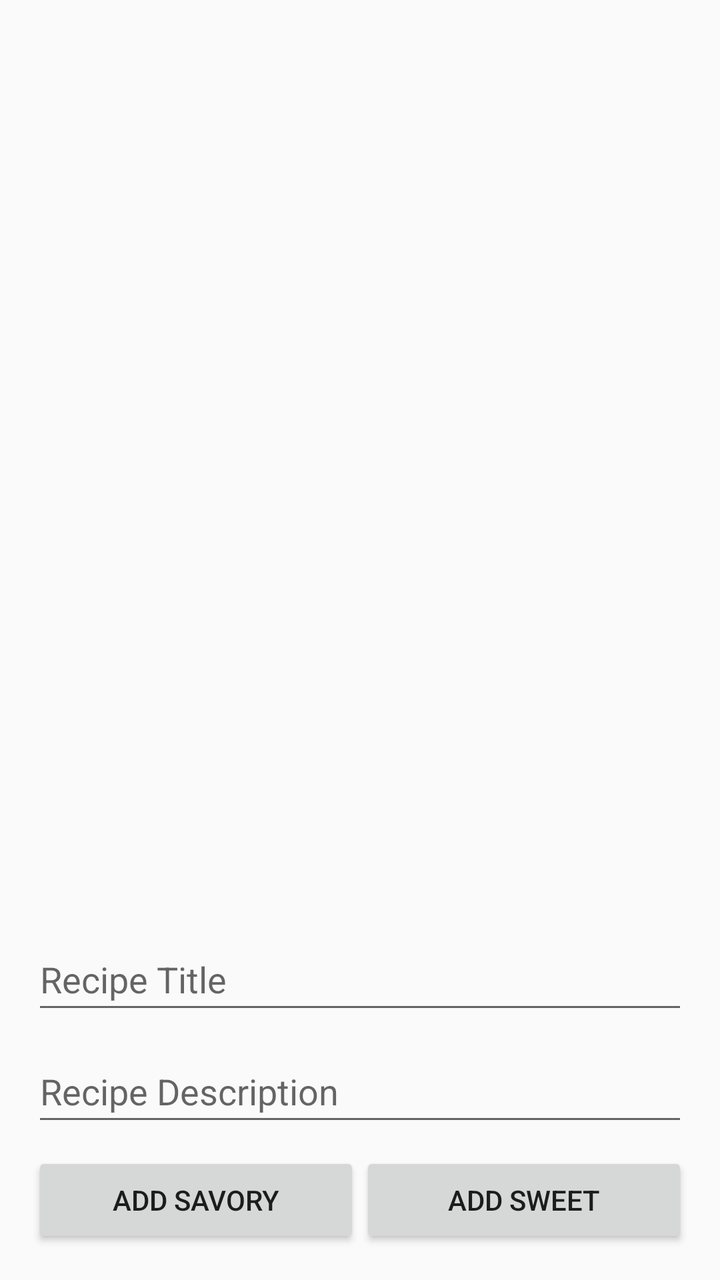
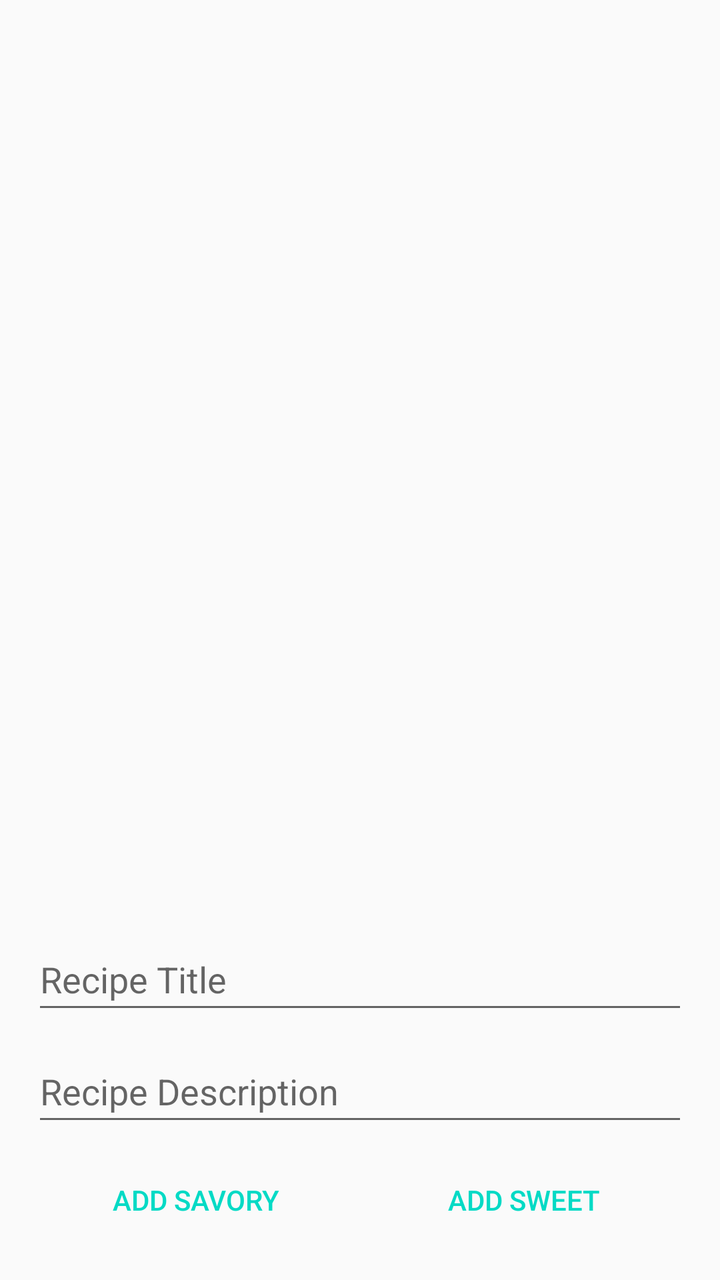

Screens rendered from an Android XML layout before and after an edit, with the pre-edit source and the edit as a unified diff.
<!-- AndroidManifest.xml: activity theme Theme.RecipeManagementApp -->
<!-- res/layout/activity_main.xml -->
<?xml version="1.0" encoding="utf-8"?>
<androidx.constraintlayout.widget.ConstraintLayout xmlns:android="http://schemas.android.com/apk/res/android"
    xmlns:app="http://schemas.android.com/apk/res-auto"
    xmlns:tools="http://schemas.android.com/tools"
    android:layout_width="match_parent"
    android:layout_height="match_parent"
    android:padding="16dp">

    <androidx.recyclerview.widget.RecyclerView
        android:id="@+id/main_recipes_list"
        android:layout_width="0dp"
        android:layout_height="0dp"
        android:clipToPadding="false"
        android:paddingTop="80dp"
        app:layoutManager="androidx.recyclerview.widget.LinearLayoutManager"
        app:layout_constraintBottom_toTopOf="@id/main_recipe_title"
        app:layout_constraintEnd_toEndOf="parent"
        app:layout_constraintStart_toStartOf="parent"
        app:layout_constraintTop_toTopOf="parent"
        tools:listitem="@layout/item_recipe" />

    <EditText
        android:id="@+id/main_recipe_title"
        android:layout_width="0dp"
        android:layout_height="wrap_content"
        android:layout_marginTop="8dp"
        android:hint="@string/recipe_title_hint"
        android:importantForAutofill="no"
        android:inputType="text"
        android:minHeight="48dp"
        app:layout_constraintBottom_toTopOf="@id/main_recipe_description"
        app:layout_constraintEnd_toEndOf="parent"
        app:layout_constraintStart_toStartOf="parent"
        app:layout_constraintTop_toBottomOf="@id/main_recipes_list" />

    <EditText
        android:id="@+id/main_recipe_description"
        android:layout_width="0dp"
        android:layout_height="wrap_content"
        android:layout_marginTop="8dp"
        android:hint="@string/recipe_description_hint"
        android:importantForAutofill="no"
        android:inputType="text"
        android:minHeight="48dp"
        app:layout_constraintBottom_toTopOf="@id/main_recipe_buttons"
        app:layout_constraintEnd_toEndOf="parent"
        app:layout_constraintStart_toStartOf="parent"
        app:layout_constraintTop_toBottomOf="@id/main_recipe_title" />

    <LinearLayout
        android:id="@+id/main_recipe_buttons"
        android:layout_width="0dp"
        android:layout_height="wrap_content"
        android:layout_marginTop="8dp"
        android:orientation="horizontal"
        app:layout_constraintBottom_toBottomOf="parent"
        app:layout_constraintEnd_toEndOf="parent"
        app:layout_constraintStart_toStartOf="parent"
        app:layout_constraintTop_toBottomOf="@id/main_recipe_description">

        <Button
            android:id="@+id/main_add_savory"
            android:layout_width="0dp"
            android:layout_height="wrap_content"
            android:layout_weight="1"
            android:text="@string/add_savory" />

        <Button
            android:id="@+id/main_add_sweet"
            android:layout_width="0dp"
            android:layout_height="wrap_content"
            android:layout_weight="1"
            android:text="@string/add_sweet" />
    </LinearLayout>

</androidx.constraintlayout.widget.ConstraintLayout>
<!-- res/layout/item_recipe.xml (included above) -->
<?xml version="1.0" encoding="utf-8"?>
<LinearLayout xmlns:android="http://schemas.android.com/apk/res/android"
    android:layout_width="match_parent"
    android:layout_height="wrap_content"
    android:background="?android:attr/selectableItemBackground"
    android:orientation="vertical"
    android:paddingStart="16dp"
    android:paddingTop="12dp"
    android:paddingEnd="16dp"
    android:paddingBottom="12dp">

    <TextView
        android:id="@+id/item_recipe_title"
        android:layout_width="match_parent"
        android:layout_height="wrap_content"
        android:textSize="18sp" />

    <TextView
        android:id="@+id/item_recipe_description"
        android:layout_width="match_parent"
        android:layout_height="wrap_content"
        android:textColor="#616161"
        android:textSize="14sp" />

</LinearLayout>
<!-- resources referenced by this layout -->
<resources>
  <string name="add_savory">ADD SAVORY</string>
  <string name="add_sweet">ADD SWEET</string>
  <string name="recipe_description_hint">Recipe Description</string>
  <string name="recipe_title_hint">Recipe Title</string>
  <style name="Theme.RecipeManagementApp" parent="Theme.AppCompat.DayNight.DarkActionBar">
          <item name="colorPrimary">@color/purple_500</item>
          <item name="colorPrimaryDark">@color/purple_700</item>
          <item name="colorAccent">@color/teal_200</item>
      </style>
  <color name="purple_500">#FF6200EE</color>
  <color name="purple_700">#FF3700B3</color>
  <color name="teal_200">#FF03DAC5</color>
</resources>

<!-- the commit's change to res/layout/activity_main.xml (unified diff, before → after) -->
@@ -49,6 +49,7 @@
 
     <LinearLayout
         android:id="@+id/main_recipe_buttons"
+        style="?android:attr/buttonBarStyle"
         android:layout_width="0dp"
         android:layout_height="wrap_content"
         android:layout_marginTop="8dp"
@@ -60,6 +61,7 @@
 
         <Button
             android:id="@+id/main_add_savory"
+            style="?android:attr/buttonBarButtonStyle"
             android:layout_width="0dp"
             android:layout_height="wrap_content"
             android:layout_weight="1"
@@ -67,6 +69,7 @@
 
         <Button
             android:id="@+id/main_add_sweet"
+            style="?android:attr/buttonBarButtonStyle"
             android:layout_width="0dp"
             android:layout_height="wrap_content"
             android:layout_weight="1"
